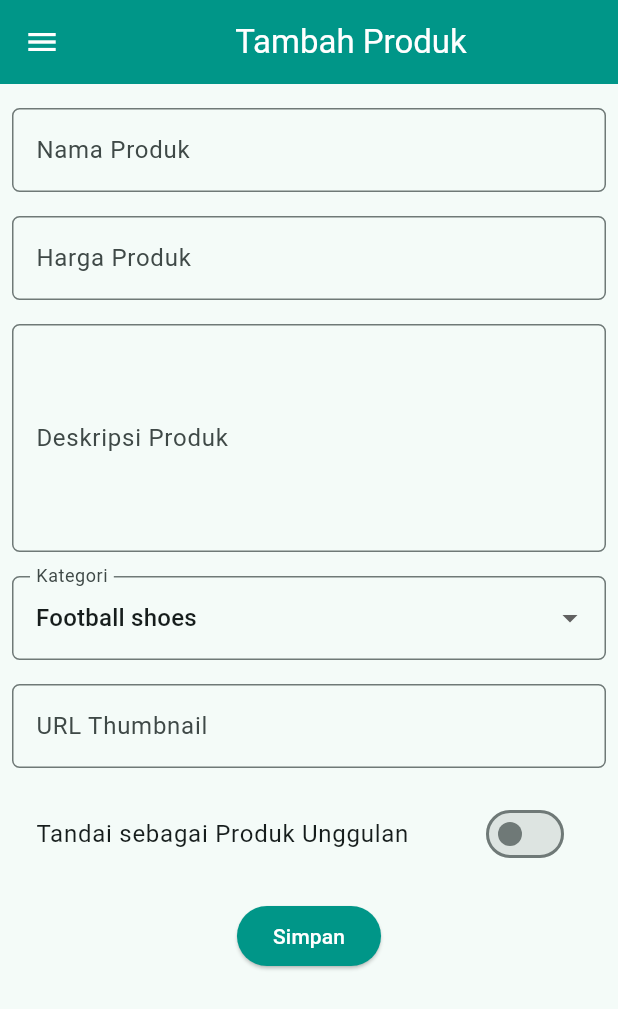
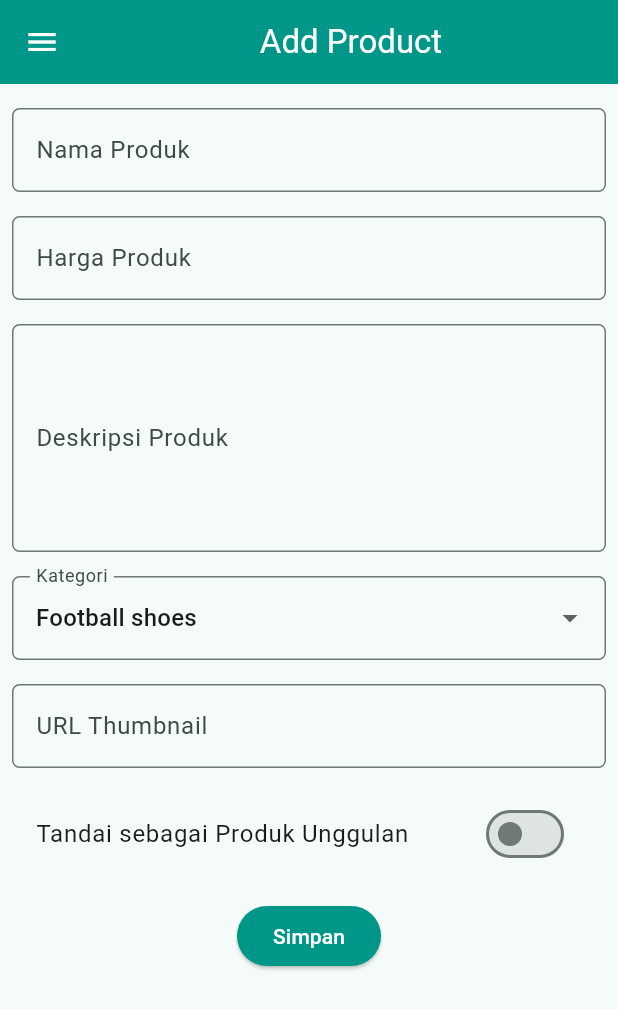
Before and after one commit to samindriano/adidu_shop, a Flutter app: the MyHomePage screen opened directly, after a tap on "Add Product", on a phone screen of 412 x 824 dp. Shown: the top 1009 px of the screen. Run offline on Flutter 3.47's test engine with Material 3 defaults, Android fonts, the phone set to English and light mode, and no system bars; missing offline and left inert: pbp_django_auth.

Commit message:
Tugas 9 code done

```diff
--- a/lib/screens/menu.dart
+++ b/lib/screens/menu.dart
@@ -14,7 +14,7 @@ class MyHomePage extends StatelessWidget {
   final String npm = "2406400524";
   final String kelas = "B";
   final List<ItemHomepage> items = [
-    ItemHomepage("See Product List", Icons.list_alt_rounded, Colors.green.shade400),
+    ItemHomepage("All Products", Icons.list_alt_rounded, Colors.green.shade400),
     ItemHomepage("Add Product", Icons.add_box_rounded, Colors.red.shade400),
     ItemHomepage("Logout", Icons.logout, Colors.blue.shade400),
   ];
@@ -143,11 +143,11 @@ class ItemCard extends StatelessWidget {
                 settings: const RouteSettings(name: ProductFormPage.routeName),
               ),
             );
-          } else if (item.name == "See Products List") {
+          } else if (item.name == "All Products") {
             Navigator.push(
               context,
               MaterialPageRoute(
-                builder: (context) => const ProductEntryListPage(),
+                builder: (context) => const ProductEntryListPage(onlyMine: false),
               ),
             );
           } else if (item.name == "Logout") {
--- a/lib/screens/productlist_form.dart
+++ b/lib/screens/productlist_form.dart
@@ -35,7 +35,7 @@ class _ProductFormPageState extends State<ProductFormPage> {
         final request = context.watch<CookieRequest>();
         return Scaffold(
             appBar: AppBar(
-                title: const Center(child: Text('Tambah Produk')),
+                title: const Center(child: Text('Add Product')),
                 backgroundColor: Theme.of(context).colorScheme.primary,
                 foregroundColor: Colors.white,
             ),
--- a/lib/widgets/left_drawer.dart
+++ b/lib/widgets/left_drawer.dart
@@ -40,7 +40,7 @@ class LeftDrawer extends StatelessWidget {
           ),
           ListTile(
             leading: const Icon(Icons.home_outlined),
-            title: const Text('Halaman Utama'),
+            title: const Text('Home Page'),
             onTap: () {
               final navigator = Navigator.of(context);
               navigator.pop();
@@ -51,7 +51,7 @@ class LeftDrawer extends StatelessWidget {
           ),
           ListTile(
             leading: const Icon(Icons.post_add),
-            title: const Text('Tambah Produk'),
+            title: const Text('Add Product'),
             onTap: () {
               final navigator = Navigator.of(context);
               final currentRouteName = ModalRoute.of(context)?.settings.name;
@@ -69,12 +69,12 @@ class LeftDrawer extends StatelessWidget {
           ),
           ListTile(
             leading: const Icon(Icons.list_alt_rounded),
-            title: const Text('Daftar Produk'),
+            title: const Text('My Products'),
             onTap: () {
               Navigator.push(
                 context,
                 MaterialPageRoute(
-                  builder: (context) => const ProductEntryListPage(),
+                  builder: (context) => const ProductEntryListPage(onlyMine: true),
                 ),
               );
             },
```
Also changed, not shown: lib/screens/product_entry_list.dart (+8 -5 lines).
